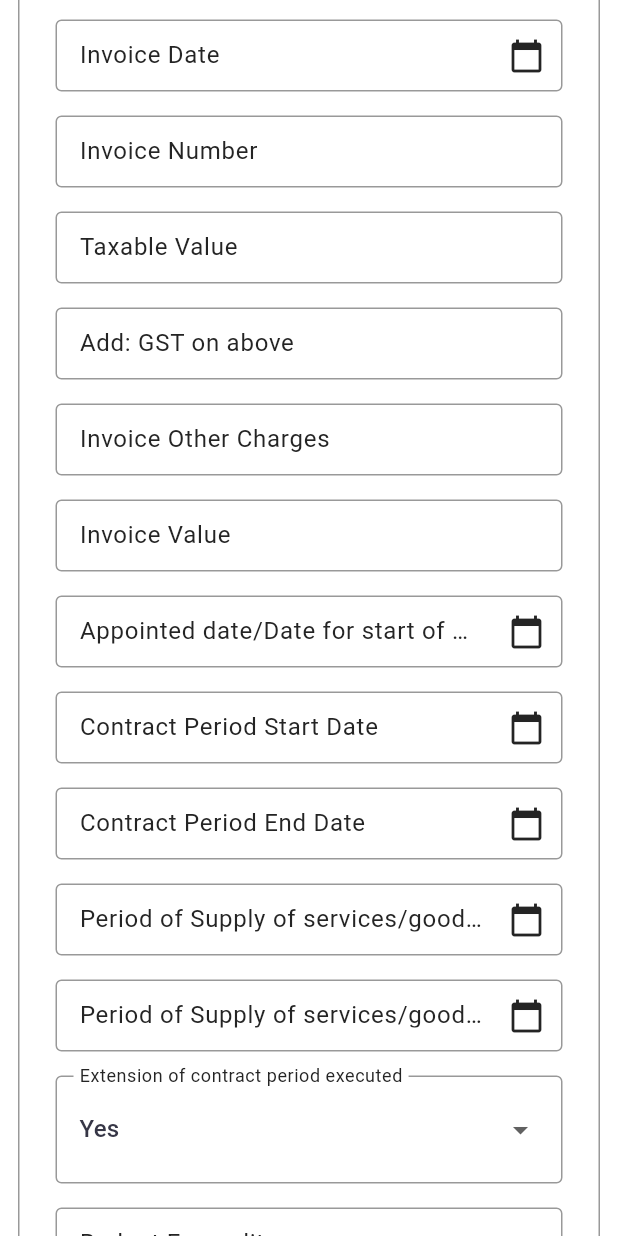
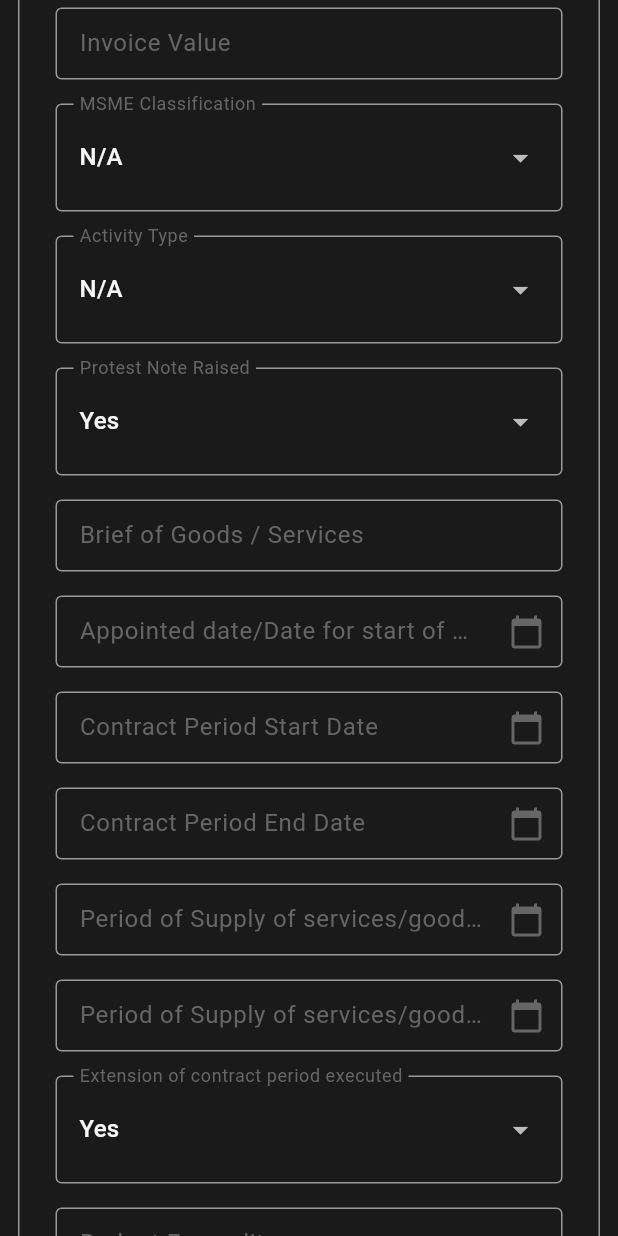
Before and after one commit to abhishek5ah/nhit_new, a Flutter app: the CreateExpense screen opened directly, scrolled down 1152 dp, on a phone screen of 412 x 824 dp. Run offline on Flutter 3.47's test engine with Material 3 defaults, Android fonts, the phone set to English and light mode, and no system bars; our stand-ins replace file_picker, go_router, open_filex, pdf, printing, shared_preferences; accounts and stored records are empty.

Commit message:
nhit ui fixed

```diff
--- a/lib/core/theme/theme_notifier.dart
+++ b/lib/core/theme/theme_notifier.dart
@@ -1,7 +1,7 @@
 import 'package:flutter/material.dart';
 
 class ThemeNotifier extends ChangeNotifier {
-  ThemeMode _themeMode = ThemeMode.light;
+  ThemeMode _themeMode = ThemeMode.dark;
 
   ThemeMode get themeMode => _themeMode;
 
--- a/lib/features/expense/widgets/create_expense.dart
+++ b/lib/features/expense/widgets/create_expense.dart
@@ -7,39 +7,65 @@ final List<FormFieldConfig> addExpenseFields = [
     label: 'Approval For',
     type: FormFieldType.dropdown,
     name: 'approvalFor',
-    options: ['Invoice', 'Purchase Order', 'Other'],
+    options: ['Invoice', 'Advance', 'Adhoc'],
     validator: (value) =>
-    value == null || value.isEmpty ? 'Approval type required' : null,
+        value == null || value.isEmpty ? 'Approval type required' : null,
+  ),
+  FormFieldConfig(
+    label: 'Project Name',
+    type: FormFieldType.dropdown,
+    name: 'projectName',
+    options: [
+      'Abu Road - Swaroopganj',
+      'Palanpur- - Abu Road',
+      'Kothakota Bypass - Kurnool',
+      'Belguam - Karnataka Border',
+      'Chittorgarh - Kota',
+      'Agra By Pass',
+      'Shivpuri Jhansi',
+      'Borekhedi Wadner',
+      'Corporate Office Delhi',
+      'Corporate Office Mumbai',
+    ],
+    validator: (value) =>
+        value == null || value.isEmpty ? 'Project name required' : null,
   ),
   FormFieldConfig(
     label: 'User Department',
     type: FormFieldType.dropdown,
     name: 'userDepartment',
-    options: ['Operations', 'Finance', 'HR', 'Engineering'],
+    options: [
+      'Operations',
+      'HR & Admin',
+      'ITS, EHS',
+      'Finance & Accounts',
+      'Secretarial',
+      'Procurement',
+      'I & A',
+      'HR & Admin (Corporate)',
+      'IT',
+      'Concurrent/Internal Audit / Corp Communication',
+      'HR & Admin (Admin HO)',
+      'Traffic & Revenue',
+      'Legal and Profession',
+      'Civil & Maintenance',
+    ],
     validator: (value) =>
-    value == null || value.isEmpty ? 'Department required' : null,
+        value == null || value.isEmpty ? 'Department required' : null,
+  ),
+  FormFieldConfig(
+    label: 'Work/Purchase Order No.',
+    type: FormFieldType.text,
+    name: 'workPoNo',
+    validator: (value) =>
+        value == null || value.isEmpty ? 'PO number required' : null,
   ),
   FormFieldConfig(
     label: 'Work/Purchase Order Date',
     type: FormFieldType.date,
     name: 'workPoDate',
     validator: (value) =>
-    value == null || value.isEmpty ? 'Date required' : null,
-  ),
-  FormFieldConfig(
-    label: 'Project Name',
-    type: FormFieldType.dropdown,
-    name: 'projectName',
-    options: ['Corporate Office Delhi', 'Kothakota Bypass', 'Other'],
-    validator: (value) =>
-    value == null || value.isEmpty ? 'Project name required' : null,
-  ),
-  FormFieldConfig(
-    label: 'Work/Purchase Order No.',
-    type: FormFieldType.text,
-    name: 'workPoNo',
-    validator: (value) =>
-    value == null || value.isEmpty ? 'PO number required' : null,
+        value == null || value.isEmpty ? 'Date required' : null,
   ),
   FormFieldConfig(
     label: 'Name of Supplier',
@@ -48,15 +74,21 @@ final List<FormFieldConfig> addExpenseFields = [
     options: [
       'National Highways Invit Project Managers',
       'Surya Cartridge Solution',
-      'Other'
+      'Other',
     ],
     validator: (value) =>
-    value == null || value.isEmpty ? 'Supplier required' : null,
+        value == null || value.isEmpty ? 'Supplier required' : null,
   ),
   FormFieldConfig(
     label: 'Amount of Work/Purchase Order Base Value',
     type: FormFieldType.text,
     name: 'orderBaseValue',
+    validator: (value) => null,
+  ),
+  FormFieldConfig(
+    label: 'Invoice Number',
+    type: FormFieldType.text,
+    name: 'invoiceNumber',
     validator: (value) => null,
   ),
   FormFieldConfig(
@@ -66,9 +98,21 @@ final List<FormFieldConfig> addExpenseFields = [
     validator: (value) => null,
   ),
   FormFieldConfig(
+    label: 'Invoice Date',
+    type: FormFieldType.date,
+    name: 'invoiceDate',
+    validator: (value) => null,
+  ),
+  FormFieldConfig(
     label: 'GST on Above',
     type: FormFieldType.text,
     name: 'orderGST',
+    validator: (value) => null,
+  ),
+  FormFieldConfig(
+    label: 'Taxable Value',
+    type: FormFieldType.text,
+    name: 'taxableValue',
     validator: (value) => null,
   ),
   FormFieldConfig(
@@ -77,6 +121,25 @@ final List<FormFieldConfig> addExpenseFields = [
     name: 'totalAmount',
     validator: (value) => null,
     readOnly: true,
+  ),
+
+  FormFieldConfig(
+    label: 'Add: GST on above',
+    type: FormFieldType.text,
+    name: 'addedGST',
+    validator: (value) => null,
+  ),
+  FormFieldConfig(
+    label: 'Invoice Other Charges',
+    type: FormFieldType.text,
+    name: 'invoiceOtherCharges',
+    validator: (value) => null,
+  ),
+  FormFieldConfig(
+    label: 'Invoice Value',
+    type: FormFieldType.text,
+    name: 'invoiceValue',
+    validator: (value) => null,
   ),
   FormFieldConfig(
     label: 'MSME Classification',
@@ -107,42 +170,9 @@ final List<FormFieldConfig> addExpenseFields = [
     name: 'goodsBrief',
     validator: (value) => null,
   ),
-  FormFieldConfig(
-    label: 'Invoice Date',
-    type: FormFieldType.date,
-    name: 'invoiceDate',
-    validator: (value) => null,
-  ),
-  FormFieldConfig(
-    label: 'Invoice Number',
-    type: FormFieldType.text,
-    name: 'invoiceNumber',
-    validator: (value) => null,
-  ),
-  FormFieldConfig(
-    label: 'Taxable Value',
-    type: FormFieldType.text,
-    name: 'taxableValue',
-    validator: (value) => null,
-  ),
-  FormFieldConfig(
-    label: 'Add: GST on above',
-    type: FormFieldType.text,
-    name: 'addedGST',
-    validator: (value) => null,
-  ),
-  FormFieldConfig(
-    label: 'Invoice Other Charges',
-    type: FormFieldType.text,
-    name: 'invoiceOtherCharges',
-    validator: (value) => null,
-  ),
-  FormFieldConfig(
-    label: 'Invoice Value',
-    type: FormFieldType.text,
-    name: 'invoiceValue',
-    validator: (value) => null,
-  ),
+
+
+
   FormFieldConfig(
     label: 'Appointed date/Date for start of work',
     type: FormFieldType.date,
@@ -241,7 +271,6 @@ final List<FormFieldConfig> addExpenseFields = [
   ),
 ];
 
-
 class CreateExpense extends StatelessWidget {
   const CreateExpense({super.key});
 
@@ -249,7 +278,7 @@ class CreateExpense extends StatelessWidget {
   Widget build(BuildContext context) {
     return Scaffold(
       body: Padding(
-        padding: const EdgeInsets.only(left: 12,right: 12),
+        padding: const EdgeInsets.only(left: 12, right: 12),
         // inner padding inside border radius
         child: ReusableForm(
           title: 'Create Green Note',
@@ -260,10 +289,7 @@ class CreateExpense extends StatelessWidget {
                 content: const Text('Expense saved successfully'),
                 duration: const Duration(seconds: 3),
                 behavior: SnackBarBehavior.floating,
-                backgroundColor: Theme
-                    .of(context)
-                    .colorScheme
-                    .primary,
+                backgroundColor: Theme.of(context).colorScheme.primary,
               ),
             );
           },
--- a/lib/features/roles/widgets/roles_header.dart
+++ b/lib/features/roles/widgets/roles_header.dart
@@ -12,12 +12,12 @@ class RoleHeader extends StatelessWidget {
 
     final List<_HeaderData> headerData = [
       _HeaderData(
-        title: 'Roles',
-        subtitle: 'Manage the roles and permissions here',
+        title: 'Roles & Permissions Management',
+        subtitle: 'Manage system roles and their associated permissions',
       ),
       _HeaderData(
-        title: 'Add Role',
-        subtitle: 'Add a new role',
+        title: 'Create Role',
+        subtitle: 'Fill in the details to create a new role with permissions',
       ),
     ];
 
--- a/lib/features/roles/widgets/roles_table.dart
+++ b/lib/features/roles/widgets/roles_table.dart
@@ -119,7 +119,7 @@ class _RoleTableViewState extends State<RoleTableView> {
     }
   }
 
-  Future<void> onAddRole() async {
+  Future<void> onCreateRole() async {
     final formKey = GlobalKey<FormState>();
     final roleNameController = TextEditingController();
     final permissionsController = TextEditingController();
@@ -131,8 +131,8 @@ class _RoleTableViewState extends State<RoleTableView> {
         formKey: formKey,
         roleNameController: roleNameController,
         permissionsController: permissionsController,
-        dialogTitle: "Add Role",
-        saveLabel: "Add",
+        dialogTitle: "Create Role",
+        saveLabel: "Create",
       ),
       barrierDismissible: false,
     );
@@ -504,8 +504,8 @@ class _RoleTableViewState extends State<RoleTableView> {
                         Row(
                           children: [
                             PrimaryButton(
-                              label: 'Add Role',
-                              onPressed: onAddRole,
+                              label: 'Create Role',
+                              onPressed: onCreateRole,
                             ),
                           ],
                         ),
```
Also changed, not shown: lib/common_widgets/sidebar.dart (+180 -143 lines).
